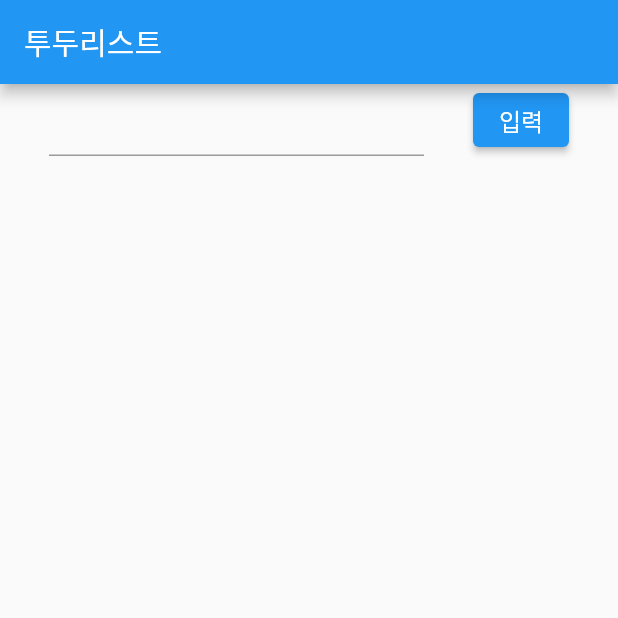
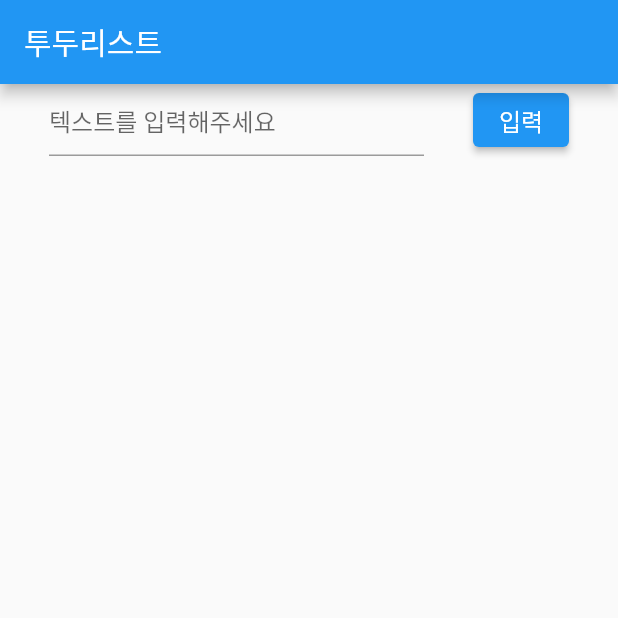
Before and after one commit to Yoochanhong/todolist, a Flutter app: the screen it shows after launch, on a phone screen of 412 x 824 dp, the top half of it. Run offline on Flutter 3.47's test engine with Material 2 defaults, Android fonts, the phone set to English and light mode, and no system bars; our stand-ins replace cloud_firestore, firebase_core; accounts and stored records are empty; generated files the repository leaves out were written again.

Commit message:
hintText 추가

```diff
--- a/lib/main_page.dart
+++ b/lib/main_page.dart
@@ -31,6 +31,9 @@ class _MainPageState extends State<MainPage> {
                     child: TextField(
                       controller: controller,
                       keyboardType: TextInputType.text,
+                      decoration: InputDecoration(
+                        hintText: '텍스트를 입력해주세요',
+                      ),
                     ),
                   ),
                   ElevatedButton(
```
